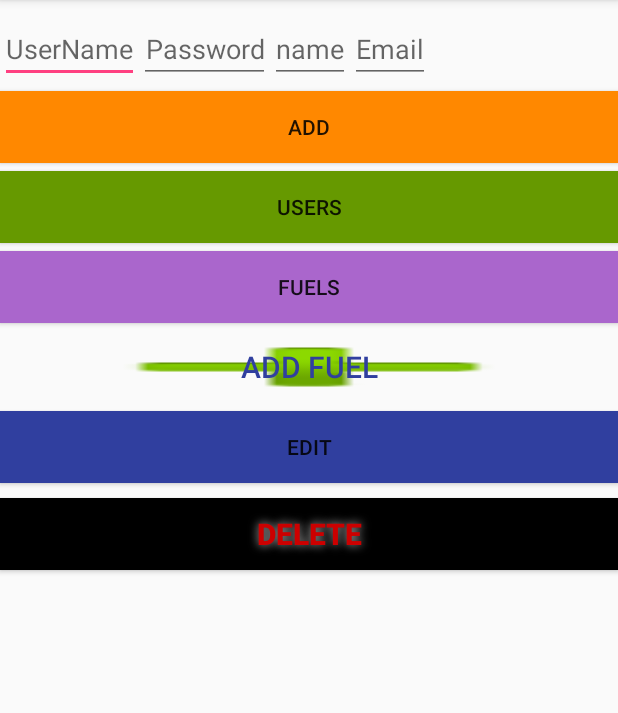
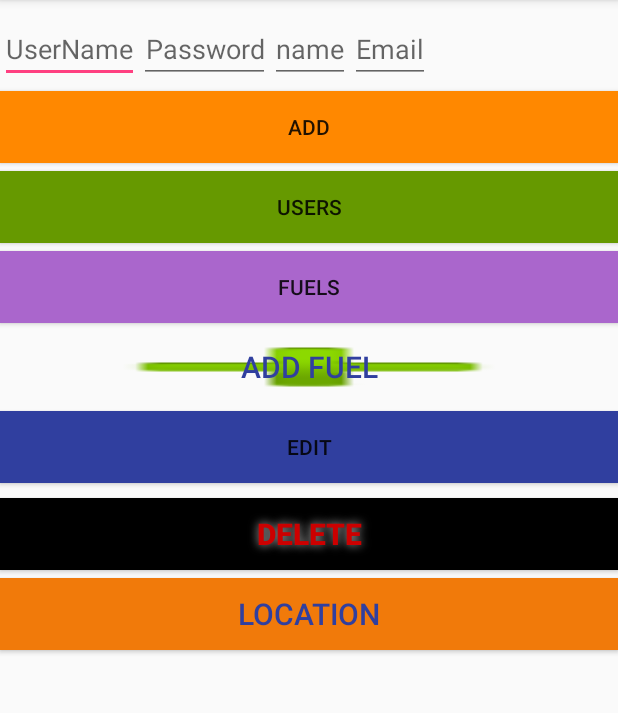
Before and after one commit to usmanali598/AndroidAppCarTracking, an Android app: the screen it shows after launch (FirstActivity), on a phone screen of 412 x 824 dp, the part 84-797 px from its top. Run offline under Robolectric (Android 15) with nearby library versions, the phone set to English and light mode, and no system bars.

Commit message:
Issues fixed

```diff
--- a/app/src/main/AndroidManifest.xml
+++ b/app/src/main/AndroidManifest.xml
@@ -2,7 +2,10 @@
 <manifest xmlns:android="http://schemas.android.com/apk/res/android"
     package="com.example.usman.proretro">
 
+    <uses-permission android:name="android.permission.ACCESS_COARSE_LOCATION" />
+    <uses-permission android:name="android.permission.ACCESS_FINE_LOCATION"/>
     <uses-permission android:name="android.permission.INTERNET"/>
+    <uses-permission android:name="android.permission.ACCESS_NETWORK_STATE"/>
 
 
     <application
@@ -25,6 +28,9 @@
         <activity android:name=".app.AddFuelActivity"></activity>
         <activity android:name=".app.UpdateFuel"></activity>
         <activity android:name=".app.DeleteFuelActivity"></activity>
+        <activity android:name=".app.LocationActivity"></activity>
+
+        <service android:name=".app.ServiceClass"/>
 
     </application>
 
--- a/app/src/main/java/com/example/usman/proretro/app/ServiceClass.java
+++ b/app/src/main/java/com/example/usman/proretro/app/ServiceClass.java
@@ -26,6 +26,7 @@ public class ServiceClass extends Service {
     public IBinder onBind(Intent intent) {
         return null;
     }
+
 
     @SuppressLint("MissingPermission")
     @Override
--- a/app/src/main/res/layout/activity_first.xml
+++ b/app/src/main/res/layout/activity_first.xml
@@ -108,4 +108,14 @@
         android:textSize="20sp"
         android:textStyle="bold"/>
 
+    <Button
+        android:id="@+id/btLoc"
+        android:layout_width="match_parent"
+        android:layout_height="wrap_content"
+        android:layout_marginTop="5dp"
+        android:background="?android:attr/colorActivatedHighlight"
+        android:text="@string/location"
+        android:textColor="@color/colorPrimaryDark"
+        android:textSize="20sp" />
+
 </LinearLayout>
--- a/app/src/main/res/layout/fuel_activity.xml
+++ b/app/src/main/res/layout/fuel_activity.xml
@@ -15,6 +15,6 @@
         android:id="@+id/fuel_list"
         android:layout_height="wrap_content"
         android:layout_width="match_parent">
-    </ListView>
+</ListView>
 
 </RelativeLayout>
--- a/app/src/main/res/values/colors.xml
+++ b/app/src/main/res/values/colors.xml
@@ -1,6 +1,6 @@
 <?xml version="1.0" encoding="utf-8"?>
 <resources>
     <color name="colorPrimary">#3F51B5</color>
-    <color name="colorPrimaryDark">#303F9F</color>
+    <color name="colorPrimaryDark">#303f9f</color>
     <color name="colorAccent">#FF4081</color>
 </resources>
--- a/app/src/main/res/values/strings.xml
+++ b/app/src/main/res/values/strings.xml
@@ -22,4 +22,5 @@
     <string name="delete">Delete</string>
     <string name="delete_fuel">Delete</string>
     <string name="refresh">refresh</string>
+    <string name="location">Location</string>
 </resources>
```
Also changed, not shown: app/src/main/java/com/example/usman/proretro/app/FirstActivity.java (+12 -9 lines), app/src/main/java/com/example/usman/proretro/app/LocationActivity.java (+38 -5 lines), app/src/main/java/com/example/usman/proretro/app/LocationAdapter.java (+15 -10 lines).
